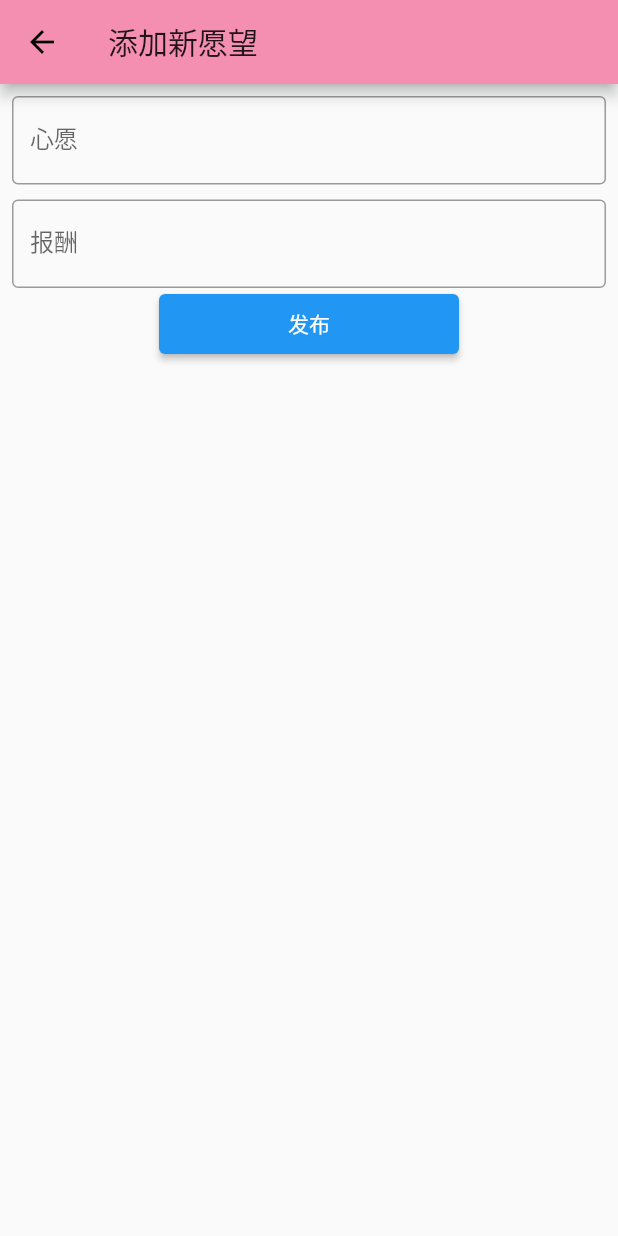
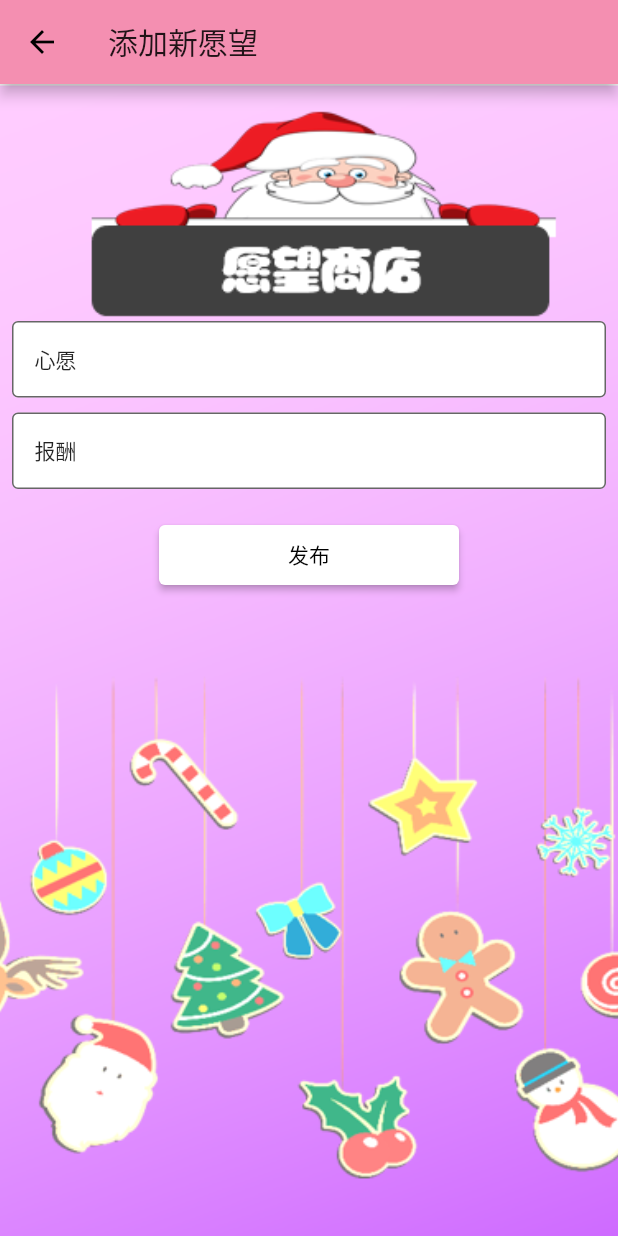
Before and after one commit to tanyanbo/xingyuan, a Flutter app: the AddWishPage screen opened directly with empty values, on a phone screen of 412 x 824 dp. Run offline on Flutter 3.47's test engine with Material 2 defaults, Android fonts, the phone set to English and light mode, and no system bars; our stand-ins replace cloud_firestore, firebase_auth, firebase_core; accounts and stored records are empty.

Commit message:
add background image for add wish screen

```diff
--- a/lib/screens/authentication/AuthenticationPage.dart
+++ b/lib/screens/authentication/AuthenticationPage.dart
@@ -2,7 +2,7 @@ import 'package:cloud_firestore/cloud_firestore.dart';
 import 'package:firebase_auth/firebase_auth.dart';
 import 'package:flutter/material.dart';
 import 'package:flutter/cupertino.dart';
-import 'package:xingyuan/common/InputBox.dart';
+import 'package:xingyuan/common/widgets/InputBox.dart';
 import 'package:xingyuan/screens/authentication/PersonalInfo.dart';
 
 class AuthenticationPage extends StatelessWidget {
@@ -71,6 +71,7 @@ class AuthenticationPage extends StatelessWidget {
   @override
   Widget build(BuildContext context) {
     return Scaffold(
+      resizeToAvoidBottomInset: false,
       body: Container(
         decoration: BoxDecoration(
           image: DecorationImage(
--- a/lib/screens/authentication/PersonalInfo.dart
+++ b/lib/screens/authentication/PersonalInfo.dart
@@ -1,7 +1,7 @@
 import 'package:cloud_firestore/cloud_firestore.dart';
 import 'package:firebase_auth/firebase_auth.dart';
 import 'package:flutter/material.dart';
-import 'package:xingyuan/common/InputBox.dart';
+import 'package:xingyuan/common/widgets/InputBox.dart';
 import 'package:xingyuan/screens/authentication/MiddleStreamBuilder.dart';
 
 class PersonalInfoArguments {
--- a/lib/screens/tabNavigation/wish/AddWish.dart
+++ b/lib/screens/tabNavigation/wish/AddWish.dart
@@ -2,6 +2,7 @@ import 'package:cloud_firestore/cloud_firestore.dart';
 import 'package:firebase_auth/firebase_auth.dart';
 import 'package:flutter/material.dart';
 import 'package:xingyuan/common/items/Wish.dart';
+import 'package:xingyuan/common/widgets/InputBox.dart';
 import 'package:xingyuan/screens/tabNavigation/wish/WishMain.dart';
 
 class AddWishPage extends StatefulWidget {
@@ -55,7 +56,16 @@ class _AddWishPageState extends State<AddWishPage> {
       appBar: AppBar(
         title: Text('添加新愿望'),
       ),
+      resizeToAvoidBottomInset: false,
       body: Container(
+        decoration: BoxDecoration(
+          image: DecorationImage(
+            image: AssetImage(
+              'assets/images/wishmain.png',
+            ),
+            fit: BoxFit.cover,
+          ),
+        ),
         child: Center(
           child: Form(
             key: _formKey,
@@ -63,38 +73,36 @@ class _AddWishPageState extends State<AddWishPage> {
               padding: const EdgeInsets.all(8.0),
               child: Column(
                 children: [
-                  TextFormField(
-                    decoration: InputDecoration(
-                      border: OutlineInputBorder(),
-                      labelText: '心愿',
-                    ),
-                    onSaved: (String? value) {
+                  SizedBox(height: 150),
+                  InputBox(
+                    title: '心愿',
+                    onSaveHandler: (String? value) {
                       _editedWish.title = value as String;
                     },
                     validator: (val) {
                       return val == '' ? '请输入心愿哦' : null;
                     },
-                    autovalidateMode: AutovalidateMode.onUserInteraction,
                   ),
                   SizedBox(height: 10),
-                  TextFormField(
-                    decoration: InputDecoration(
-                      border: OutlineInputBorder(),
-                      labelText: '报酬',
-                    ),
-                    onSaved: (String? value) {
+                  InputBox(
+                    title: '报酬',
+                    onSaveHandler: (String? value) {
                       _editedWish.price = int.parse(value as String);
                     },
                     validator: (val) {
                       return val == '' ? '给别人一些报酬啊' : null;
                     },
                     keyboardType: TextInputType.number,
-                    autovalidateMode: AutovalidateMode.onUserInteraction,
                   ),
+                  SizedBox(height: 20),
                   ElevatedButton(
                     child: Text('发布'),
                     onPressed: () => submitForm(context, args),
-                    style: ElevatedButton.styleFrom(minimumSize: Size(200, 40)),
+                    style: ElevatedButton.styleFrom(
+                      minimumSize: Size(200, 40),
+                      primary: Colors.white,
+                      onPrimary: Colors.black,
+                    ),
                   ),
                 ],
               ),
```
Also changed, not shown: lib/common/widgets/InputBox.dart (renamed from lib/common/InputBox.dart).
